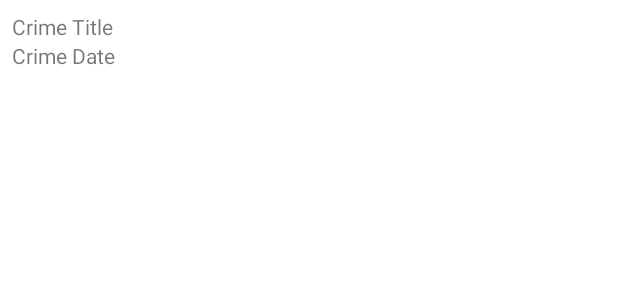
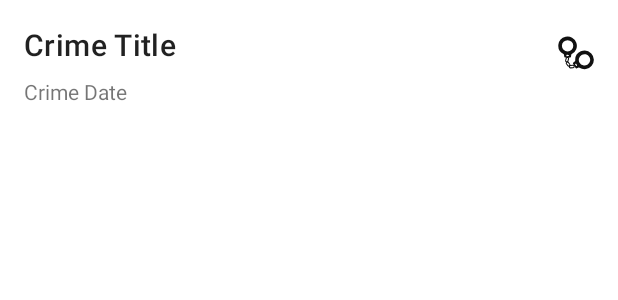
Before and after one commit to britanyflores/CriminalIntent, an Android app: the layout list_item_crime.xml on its own in the app's theme, with its tools: preview values and no code run, on a phone screen of 412 x 824 dp. Shown: the top 300 px of the screen. Run offline under Robolectric (Android 15) with nearby library versions, the phone set to English and light mode, and no system bars.

Commit message:
Chapter 11

```diff
--- a/app/src/main/java/com/bignerdranch/android/criminalintent/CrimeListAdapter.kt
+++ b/app/src/main/java/com/bignerdranch/android/criminalintent/CrimeListAdapter.kt
@@ -1,6 +1,7 @@
 package com.bignerdranch.android.criminalintent
 
 import android.view.LayoutInflater
+import android.view.View
 import android.view.ViewGroup
 import android.widget.Toast
 import androidx.recyclerview.widget.RecyclerView
@@ -19,6 +20,11 @@ class CrimeHolder(
                 "${crime.title} clicked!",
                 Toast.LENGTH_SHORT
             ).show()
+        }
+        binding.crimeSolved.visibility = if (crime.isSolved){
+            View.VISIBLE
+        } else {
+            View.GONE
         }
     }
 }
--- /dev/null
+++ b/app/src/main/res/drawable/ic_solved.xml
@@ -0,0 +1,22 @@
+<?xml version="1.0" encoding="utf-8"?>
+<vector xmlns:android="http://schemas.android.com/apk/res/android"
+    android:width="24dp"
+    android:height="24dp"
+    android:viewportWidth="24"
+    android:viewportHeight="24">
+    <path
+        android:pathData="M5.07,1.11A6.19,6.19 0,0 0,3.65 12.7a0.57,0.57 0,0 1,0.32 0.44l0.19,1.25a0.62,0.62 0,0 0,0.61 0.63,16.41 16.41,0 0,0 3.29,0 0.62,0.62 0,0 0,0.61 -0.63l0.18,-1.23a0.61,0.61 0,0 1,0.35 -0.47A6.2,6.2 0,0 0,5.07 1.11ZM7,14H6.51a0.49,0.49 0,0 1,-0.38 0.19,0.51 0.51,0 1,1 0.38,-0.83H7a0.33,0.33 0,0 1,0.32 0.32A0.32,0.32 0,0 1,7 14ZM6.4,11a3.79,3.79 0,1 1,3.79 -3.79A3.79,3.79 0,0 1,6.4 11Z"
+        android:fillColor="#111"/>
+    <path
+        android:pathData="M5.66,18.2l-0.21,-0.07a1,1 0,0 1,-0.69 -1.27l0.44,-1.5a1,1 0,0 1,1.27 -0.69l0.21,0.06A1,1 0,0 1,7.38 16l-0.44,1.5A1,1 0,0 1,5.66 18.2ZM6.27,15.33a0.33,0.33 0,0 0,-0.41 0.23l-0.44,1.5a0.33,0.33 0,0 0,0.22 0.41l0.22,0.06a0.33,0.33 0,0 0,0.41 -0.22l0.44,-1.5a0.33,0.33 0,0 0,-0.22 -0.41Z"
+        android:fillColor="#111"/>
+    <path
+        android:pathData="M7.9,20.72l-0.17,0.13a1,1 0,0 1,-1.44 -0.2L5.35,19.4A1,1 0,0 1,5.55 18l0.18,-0.14a1,1 0,0 1,1.43 0.2l0.94,1.25A1,1 0,0 1,7.9 20.72ZM6,18.52A0.34,0.34 0,0 0,5.9 19l0.94,1.24a0.34,0.34 0,0 0,0.47 0.07l0.18,-0.14a0.33,0.33 0,0 0,0.06 -0.46l-0.94,-1.25a0.33,0.33 0,0 0,-0.47 -0.06Z"
+        android:fillColor="#111"/>
+    <path
+        android:pathData="M11.12,20.79l0,0.22a1.07,1.07 0,0 1,-1 1.11l-1.7,0.14a1.08,1.08 0,0 1,-1.2 -0.93l0,-0.23a1.08,1.08 0,0 1,1 -1.11l1.71,-0.13A1.06,1.06 0,0 1,11.12 20.79ZM8,21.27a0.36,0.36 0,0 0,0.39 0.3l1.7,-0.14a0.36,0.36 0,0 0,0.34 -0.36l0,-0.22a0.35,0.35 0,0 0,-0.39 -0.3l-1.7,0.13A0.34,0.34 0,0 0,8 21Z"
+        android:fillColor="#111"/>
+    <path
+        android:pathData="M22.19,12.33A6.19,6.19 0,0 0,11.5 17a0.61,0.61 0,0 1,-0.21 0.51l-1,0.79a0.62,0.62 0,0 0,-0.24 0.84A16.5,16.5 0,0 0,11.75 22a0.61,0.61 0,0 0,0.85 0.2l1.15,-0.47a0.63,0.63 0,0 1,0.58 0.06,6.19 6.19,0 0,0 7.86,-9.45ZM12.13,20.55l-0.26,-0.43a0.49,0.49 0,0 1,-0.35 -0.23,0.51 0.51,0 0,1 0.17,-0.69 0.51,0.51 0,0 1,0.69 0.18,0.48 0.48,0 0,1 0,0.42l0.26,0.43a0.32,0.32 0,0 1,-0.12 0.44A0.31,0.31 0,0 1,12.13 20.55ZM14.4,18.5a3.79,3.79 0,1 1,5.19 1.33A3.79,3.79 0,0 1,14.4 18.5Z"
+        android:fillColor="#111"/>
+</vector>
--- a/app/src/main/res/layout/list_item_crime.xml
+++ b/app/src/main/res/layout/list_item_crime.xml
@@ -1,18 +1,44 @@
 <?xml version="1.0" encoding="utf-8"?>
-<LinearLayout xmlns:android="http://schemas.android.com/apk/res/android"
-    android:orientation="vertical"
+<androidx.constraintlayout.widget.ConstraintLayout xmlns:android="http://schemas.android.com/apk/res/android"
+    xmlns:app="http://schemas.android.com/apk/res-auto"
+    xmlns:tools="http://schemas.android.com/tools"
+    android:id="@+id/linearLayout"
     android:layout_width="match_parent"
-    android:layout_height="wrap_content"
-    android:padding="8dp" >
+    android:layout_height="wrap_content">
+
     <TextView
         android:id="@+id/crime_title"
-        android:layout_width="match_parent"
+        android:layout_width="0dp"
         android:layout_height="wrap_content"
-        android:text="Crime Title" />
+        android:layout_marginStart="16dp"
+        android:layout_marginTop="16dp"
+        android:layout_marginEnd="8dp"
+        android:text="Crime Title"
+        android:textAppearance="?attr/textAppearanceHeadline6"
+        app:layout_constraintEnd_toStartOf="@+id/crime_solved"
+        app:layout_constraintStart_toStartOf="parent"
+        app:layout_constraintTop_toTopOf="parent" />
+
     <TextView
         android:id="@+id/crime_date"
-        android:layout_width="match_parent"
+        android:layout_width="0dp"
         android:layout_height="wrap_content"
-        android:text="Crime Date"/>
+        android:layout_marginStart="16dp"
+        android:layout_marginTop="8dp"
+        android:layout_marginEnd="8dp"
+        android:text="Crime Date"
+        app:layout_constraintEnd_toEndOf="parent"
+        app:layout_constraintStart_toStartOf="parent"
+        app:layout_constraintTop_toBottomOf="@+id/crime_title" />
 
-</LinearLayout>
+    <ImageView
+        android:id="@+id/crime_solved"
+        android:layout_width="wrap_content"
+        android:layout_height="wrap_content"
+        android:layout_marginEnd="16dp"
+        app:layout_constraintBottom_toBottomOf="parent"
+        app:layout_constraintEnd_toEndOf="parent"
+        app:layout_constraintTop_toTopOf="parent"
+        app:srcCompat="@drawable/ic_solved" />
+
+</androidx.constraintlayout.widget.ConstraintLayout>
```
